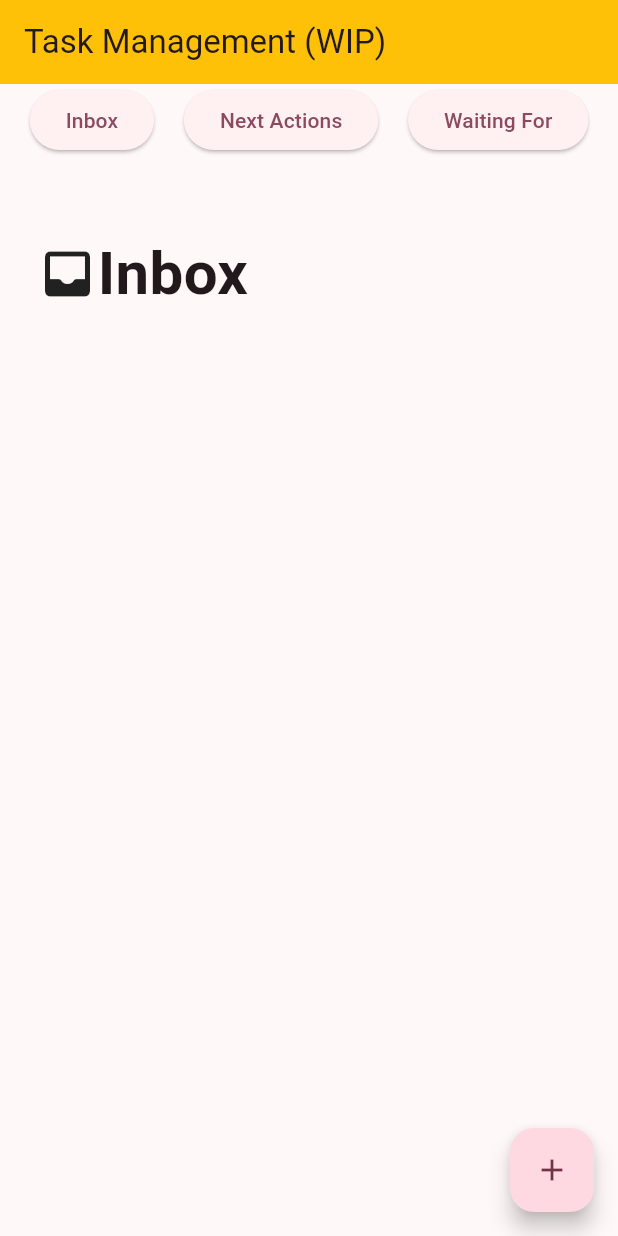
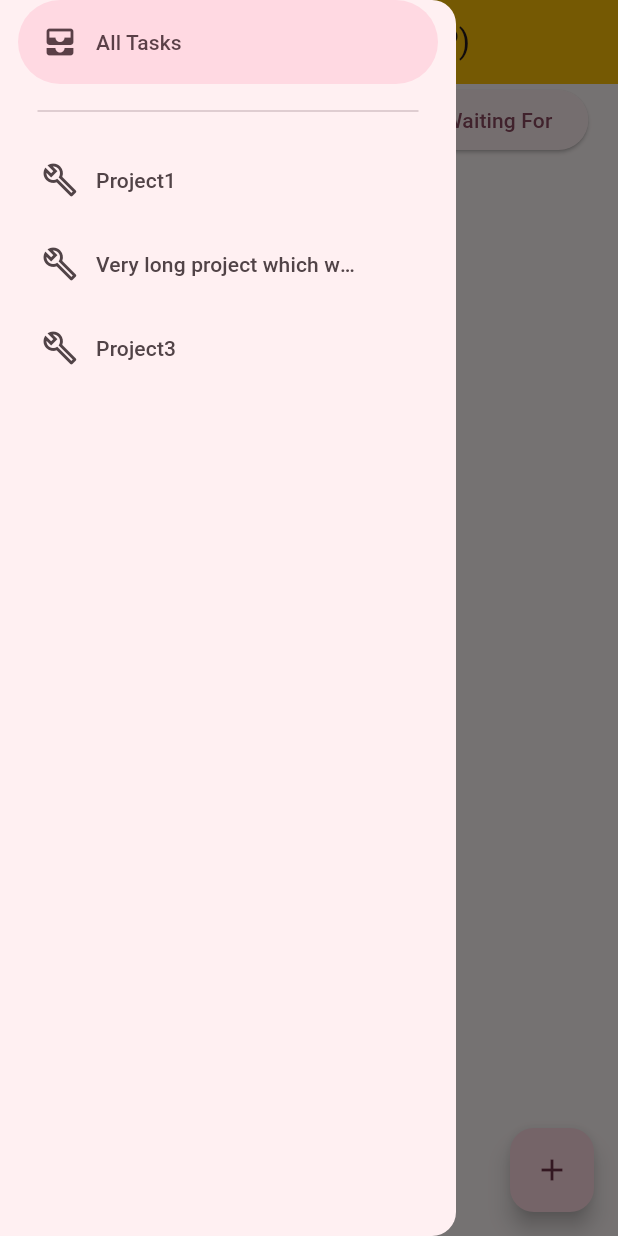
Before and after one commit to KyleBarton/task_manager, a Flutter app: the screen it shows after launch, with the side drawer open (before the commit the screen has no drawer), on a phone screen of 412 x 824 dp. Run offline on Flutter 3.47's test engine with Material 3 defaults, Android fonts, the phone set to English and light mode, and no system bars.

Commit message:
Protoype a Nav Drawer for Projects.

```diff
--- a/lib/main.dart
+++ b/lib/main.dart
@@ -43,6 +43,7 @@ class MyHomePage extends StatefulWidget {
 }
 
 class _MyHomePageState extends State<MyHomePage> {
+  final GlobalKey<ScaffoldState> _scaffoldKey = GlobalKey<ScaffoldState>();
   late TaskItemRepository taskItemRepository;
 
   final List<TaskItem> _inboxItems = [];
@@ -108,8 +109,11 @@ class _MyHomePageState extends State<MyHomePage> {
         ],
       ),
     );
+  }
 
-  }
+  void _openDrawer() => _scaffoldKey.currentState!.openDrawer();
+  void closeDrawer() => Navigator.of(context).pop();
+
   void _viewInbox() {
     setState(() {
       viewStatus = TaskStatus.inbox;
@@ -148,12 +152,60 @@ class _MyHomePageState extends State<MyHomePage> {
           );
         });
   }
+  int screenIndex = 0;
   @override
   Widget build(BuildContext context) {
     return Scaffold(
+      key: _scaffoldKey,
       appBar: AppBar(
         backgroundColor: Colors.amber,
         title: Text(widget.title),
+      ),
+      drawer: NavigationDrawer(
+        onDestinationSelected: (int index) {
+          // TODO figure out how to close this after a beat
+          setState(() {
+            screenIndex = index;
+          });
+          Future.delayed(const Duration(milliseconds: 100), () {
+            closeDrawer();
+          });
+        },
+        selectedIndex: screenIndex,
+        children: [
+          NavigationDrawerDestination(
+              icon: Icon(Icons.all_inbox_outlined),
+              selectedIcon: Icon(Icons.all_inbox),
+              label: Text("All Tasks")
+          ),
+          const Padding(
+            padding: EdgeInsets.fromLTRB(25, 10, 25, 10),
+            child: Divider(),
+          ),
+          NavigationDrawerDestination(
+              icon: Icon(Icons.build_outlined),
+              selectedIcon: Icon(Icons.build),
+              label: Text("Project1")
+          ),
+          NavigationDrawerDestination(
+              icon: Icon(Icons.build_outlined),
+              selectedIcon: Icon(Icons.build),
+              label: SizedBox(
+                width: 175,
+                  child: const Text(
+                    "Very long project which will almost certainly need to be clipped",
+                    maxLines: 1,
+                    overflow: TextOverflow.ellipsis,
+                    softWrap: false,
+                  )
+              )
+          ),
+          NavigationDrawerDestination(
+              icon: Icon(Icons.build_outlined),
+              selectedIcon: Icon(Icons.build),
+              label: Text("Project3")
+          ),
+        ],
       ),
       body: Column(
         children: [
--- a/lib/task_item_page.dart
+++ b/lib/task_item_page.dart
@@ -12,6 +12,8 @@ class TaskItemPage extends StatefulWidget {
   State<StatefulWidget> createState() => _TaskItemPageState();
 }
 
+// TODO I think a segmentedButton could be good for changing TODO status:
+// https://api.flutter.dev/flutter/material/SegmentedButton-class.html
 class _TaskItemPageState extends State<TaskItemPage> {
   late final TextEditingController _itemContentController;
   late final TextEditingController _itemProjectController;
@@ -115,6 +117,8 @@ class _TaskItemActionState extends State<TaskItemAction> {
         mainAxisAlignment: MainAxisAlignment.start,
         children: [
           SizedBox(width: 30),
+          // TODO I think a listtile will be better here:
+          // https://api.flutter.dev/flutter/material/ListTile-class.html
           ActionChip(
             label: Text(widget.taskItem.title,
                 style: TextStyle(
```
